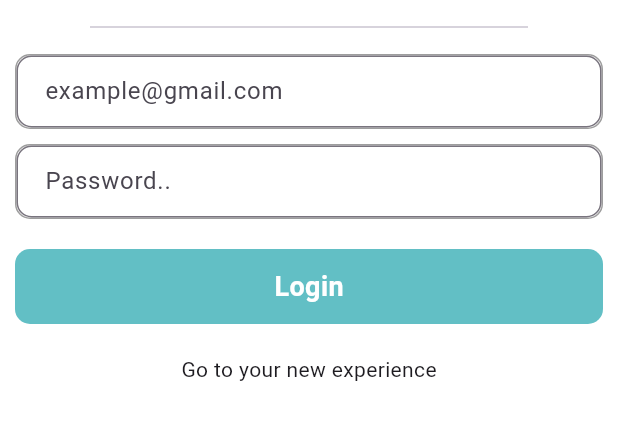
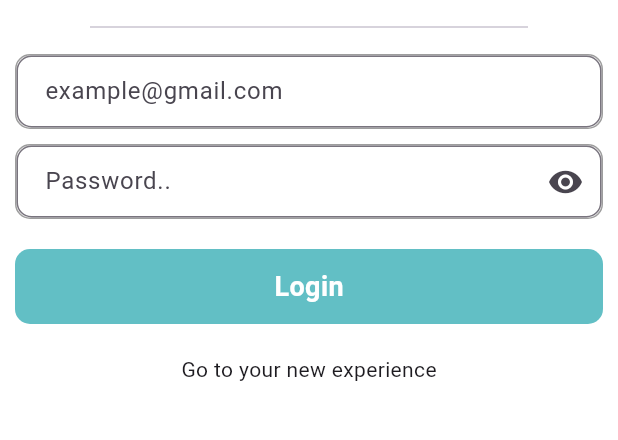
Before and after one commit to nongBou/travel_admin, a Flutter app: the screen it shows after launch, on a phone screen of 412 x 824 dp, the part 363-803 px from its top. Run offline on Flutter 3.47's test engine with Material 3 defaults, Android fonts, the phone set to English and light mode, and no system bars; our stand-ins replace cloud_firestore, firebase_auth, firebase_core, firebase_storage, flutter_svg, image_picker and 1 more; missing offline and left inert: fitted_gridview, no_context_navigation; accounts and stored records are empty.

```diff
--- a/lib/view/auth/login.dart
+++ b/lib/view/auth/login.dart
@@ -11,6 +11,7 @@ class LoginView extends StatefulWidget {
 }
 
 class _LoginViewState extends State<LoginView> {
+  bool seepw = false;
   final email = TextEditingController();
   final password = TextEditingController();
   final globalKey = GlobalKey<FormState>();
@@ -63,6 +64,7 @@ class _LoginViewState extends State<LoginView> {
                         border: Border.all(color: Colors.grey)),
                     child: TextFormField(
                       controller: password,
+                      obscureText: !seepw,
                       validator: (value) {
                         if (value!.isEmpty) {
                           return "ລະຫັດຜ່ານຫ້າມວ່າງ!";
@@ -70,6 +72,13 @@ class _LoginViewState extends State<LoginView> {
                         return null;
                       },
                       decoration: InputDecoration(
+                          suffixIcon: IconButton(
+                              onPressed: () {
+                                setState(() {
+                                  seepw = !seepw;
+                                });
+                              },
+                              icon: Icon(Icons.remove_red_eye)),
                           hintText: "Password..",
                           contentPadding: EdgeInsets.symmetric(horizontal: 15),
                           border: OutlineInputBorder(
```
Also changed, not shown: lib/view/post/cardWidget.dart (+6 -3 lines).
